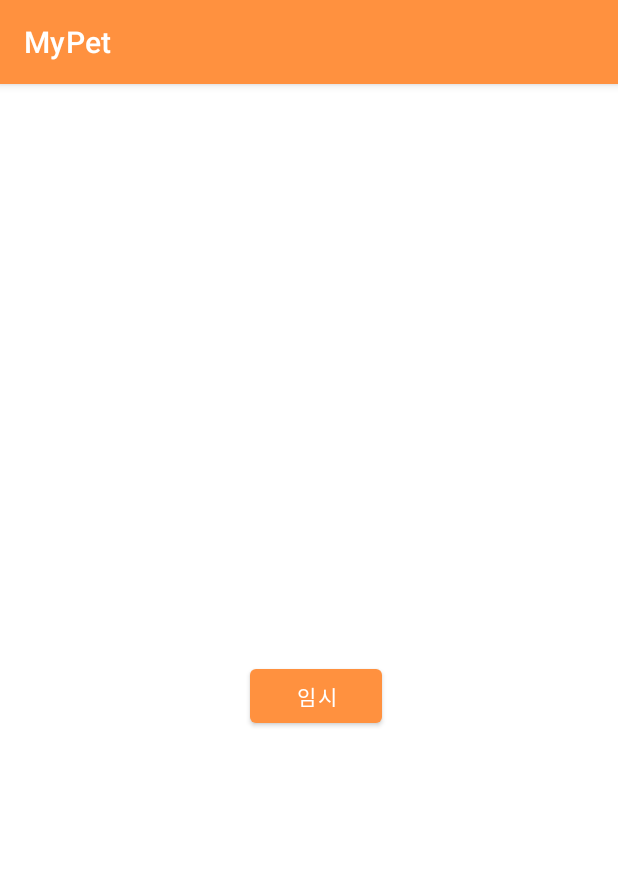
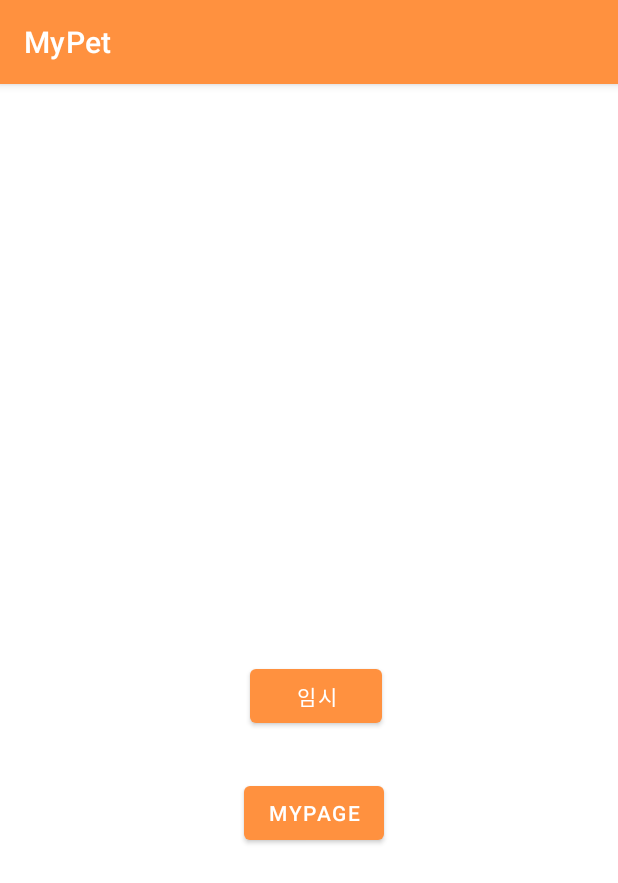
Before and after one commit to heejeongJ/MyPet, an Android app: the screen it shows after launch (MainActivity), on a phone screen of 412 x 824 dp. Shown: the top 883 px of the screen. Run offline under Robolectric (Android 15) with nearby library versions, the phone set to English and light mode, and no system bars.

Commit message:
to add mypage

```diff
--- a/app/build.gradle
+++ b/app/build.gradle
@@ -41,6 +41,7 @@ dependencies {
     implementation 'androidx.appcompat:appcompat:1.6.0'
     implementation 'com.google.android.material:material:1.7.0'
     implementation 'androidx.constraintlayout:constraintlayout:2.1.4'
+    implementation 'de.hdodenhof:circleimageview:3.1.0'
     testImplementation 'junit:junit:4.13.2'
     androidTestImplementation 'androidx.test.ext:junit:1.1.5'
     androidTestImplementation 'androidx.test.espresso:espresso-core:3.5.1'
--- a/app/src/main/java/com/example/mypet/MainActivity.kt
+++ b/app/src/main/java/com/example/mypet/MainActivity.kt
@@ -20,5 +20,14 @@ class MainActivity : AppCompatActivity() {
             val nextIntent = Intent(this, SignUpNLogIn::class.java)
             startActivity(nextIntent)
         }
+
+        var myPageGo = findViewById<Button>(R.id.myPageB)
+        myPageGo.setOnClickListener{
+            var mypageIntent = Intent(this, MyPage::class.java)
+            startActivity(mypageIntent)
+        }
+
+
+
     }
 }
--- a/app/src/main/res/layout/activity_main.xml
+++ b/app/src/main/res/layout/activity_main.xml
@@ -15,4 +15,15 @@
         android:layout_marginEnd="157dp"
         android:layout_marginBottom="336dp"
         android:text="임시" />
+
+    <Button
+        android:id="@+id/myPageB"
+        android:layout_width="wrap_content"
+        android:layout_height="wrap_content"
+        android:layout_alignParentEnd="true"
+        android:layout_alignParentBottom="true"
+        android:layout_centerHorizontal="true"
+        android:layout_marginEnd="156dp"
+        android:layout_marginBottom="258dp"
+        android:text="mypage" />
 </RelativeLayout>
```
Also changed, not shown: app/src/main/AndroidManifest.xml (+12 -0 lines).
